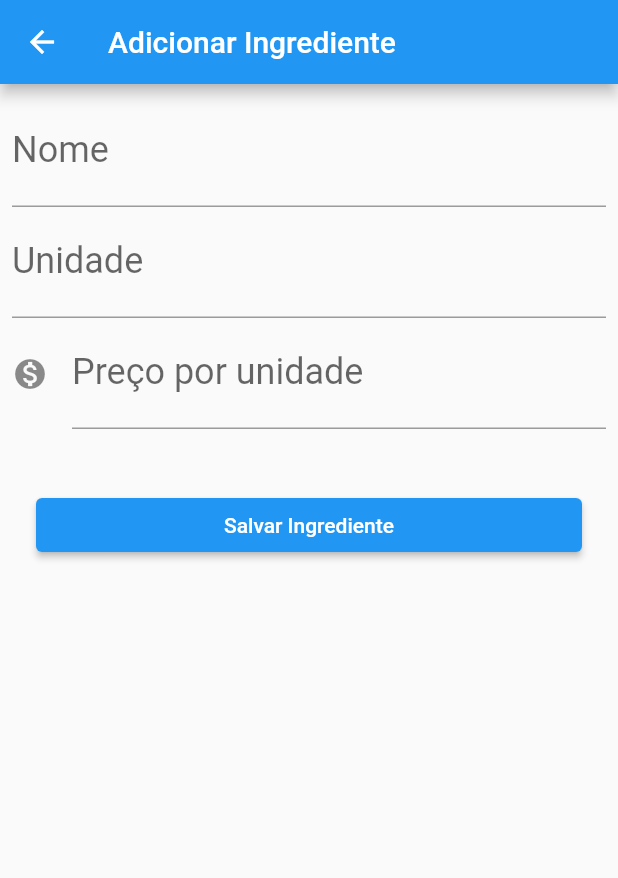
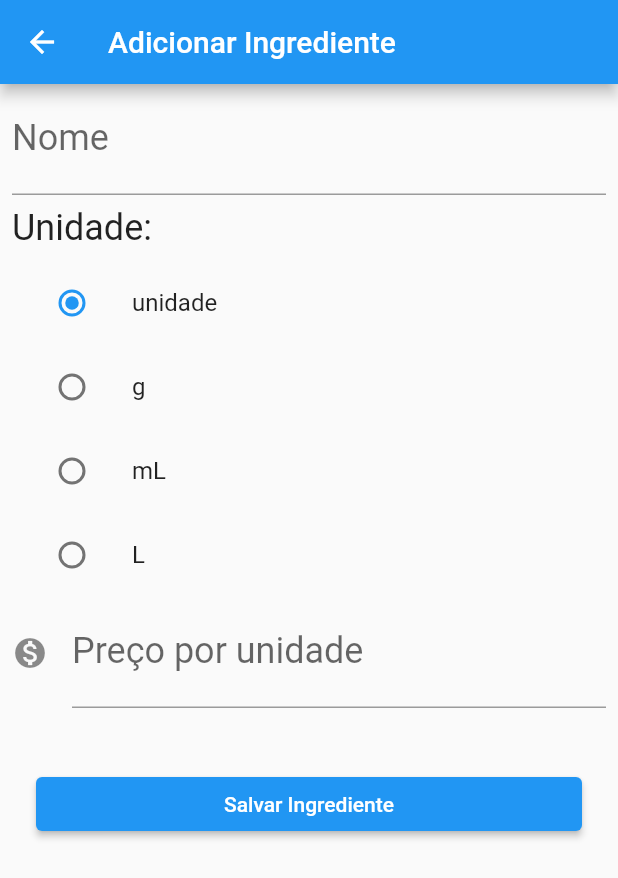
Before and after one commit to Cafezinhu/boleirinhoApp, a Flutter app: the AdicionarIngrediente screen opened directly, on a phone screen of 412 x 824 dp. Shown: the top 878 px of the screen. Run offline on Flutter 3.47's test engine with Material 2 defaults, Android fonts, the phone set to English and light mode, and no system bars.

Commit message:
ajuste na seleção de unidade

```diff
--- a/lib/components/cards/ingrediente.dart
+++ b/lib/components/cards/ingrediente.dart
@@ -10,7 +10,7 @@ class CartaoIngrediente extends StatelessWidget {
     return Card(
       child: ListTile(
         title: Text(_ingrediente.nome),
-        subtitle: Text("R\$" + _ingrediente.precoPorUnidade.toString() + " por " + _ingrediente.unidade),
+        subtitle: Text("R\$" + _ingrediente.precoPorUnidade.toString() + " por " + _ingrediente.unidade.toString()),
         leading: Icon(Icons.local_cafe),
         onTap: () => {
           Navigator.push(context, MaterialPageRoute(builder: (context)=>
--- a/lib/components/cards/ingrediente_na_receita.dart
+++ b/lib/components/cards/ingrediente_na_receita.dart
@@ -10,7 +10,7 @@ class CartaoIngredienteNaReceita extends StatelessWidget {
       child: ListTile(
         title: Text(_ingredienteNaReceita.ingrediente.nome),
         subtitle: Text(
-          _ingredienteNaReceita.quantidade.toString() + " " + _ingredienteNaReceita.ingrediente.unidade
+          _ingredienteNaReceita.quantidade.toString() + " " + _ingredienteNaReceita.ingrediente.unidade.toString()
           + "\nR\$" + (_ingredienteNaReceita.calcularPreco()).toString()
         ),
         leading: Icon(Icons.local_cafe),
--- a/lib/screens/adicionar/ingrediente.dart
+++ b/lib/screens/adicionar/ingrediente.dart
@@ -4,13 +4,16 @@ import 'package:flutter/material.dart';
 
 class AdicionarIngrediente extends StatefulWidget {
   final TextEditingController _nomeController = TextEditingController();
-  final TextEditingController _unidadeController = TextEditingController();
   final TextEditingController _precoController = TextEditingController();
   @override
   _AdicionarIngredienteState createState() => _AdicionarIngredienteState();
 }
 
+enum Unidade {unidade, g, mL, litro}
+
 class _AdicionarIngredienteState extends State<AdicionarIngrediente> {
+  Unidade _unidade = Unidade.unidade;
+
   @override
   Widget build(BuildContext context) {
     return Scaffold(
@@ -18,16 +21,78 @@ class _AdicionarIngredienteState extends State<AdicionarIngrediente> {
         title: Text("Adicionar Ingrediente")
       ),
       body: ListView(
-        padding: const EdgeInsets.all(8),
+        padding: const EdgeInsets.symmetric(horizontal: 8.0),
         children: <Widget>[
           Editor(
             label: "Nome",
             controller: widget._nomeController
           ),
-          Editor(
-            label: "Unidade",
-            hint: "g, mL, etc.",
-            controller: widget._unidadeController,
+          Column(
+            children: <Widget>[
+              Padding(
+                padding: const EdgeInsets.symmetric(vertical: 8.0),
+                child: Align(
+                  alignment: Alignment.centerLeft,
+                  child: Text.rich(
+                    TextSpan(
+                      text: "Unidade:",
+                      style: TextStyle(
+                        fontSize: 24.0,
+
+                      )
+                    )
+                  ),
+                ),
+              ),
+              ListTile(
+                title: Text("unidade"),
+                leading: Radio(
+                  value: Unidade.unidade,
+                  groupValue: _unidade,
+                  onChanged: (Unidade value){
+                    setState(() {
+                      _unidade = value;
+                    });
+                  }
+                ),
+              ),
+              ListTile(
+                title: Text("g"),
+                leading: Radio(
+                  value: Unidade.g,
+                  groupValue: _unidade,
+                  onChanged: (Unidade value){
+                    setState(() {
+                      _unidade = value;
+                    });
+                  }
+                ),
+              ),
+              ListTile(
+                title: Text("mL"),
+                leading: Radio(
+                  value: Unidade.mL,
+                  groupValue: _unidade,
+                  onChanged: (Unidade value){
+                    setState(() {
+                      _unidade = value;
+                    });
+                  }
+                ),
+              ),
+              ListTile(
+                title: Text("L"),
+                leading: Radio(
+                  value: Unidade.litro,
+                  groupValue: _unidade,
+                  onChanged: (Unidade value){
+                    setState(() {
+                      _unidade = value;
+                    });
+                  }
+                ),
+              ),
+            ]
           ),
           Editor(
             label: "Preço por unidade",
@@ -53,7 +118,7 @@ class _AdicionarIngredienteState extends State<AdicionarIngrediente> {
   void _retornarDados(BuildContext context){
     final String nome = widget._nomeController.text;
     final double preco = double.tryParse(widget._precoController.text);
-    final String unidade = widget._unidadeController.text;
+    final String unidade = _unidade.toString().split(".")[1];
     if(nome != null && preco != null && unidade != null){
       Navigator.pop(context, Ingrediente(nome, preco, unidade));
     }
--- a/lib/screens/mostrar/ingrediente.dart
+++ b/lib/screens/mostrar/ingrediente.dart
@@ -24,7 +24,7 @@ class _MostrarIngredienteState extends State<MostrarIngrediente> {
           Card(
             child: ListTile(
               title: Text("Unidade:"),
-              subtitle: Text(widget._ingrediente.unidade),
+              subtitle: Text(widget._ingrediente.unidade.toString().split(".")[1]),
               leading: Icon(Icons.local_cafe)
             ),
           ),
```
